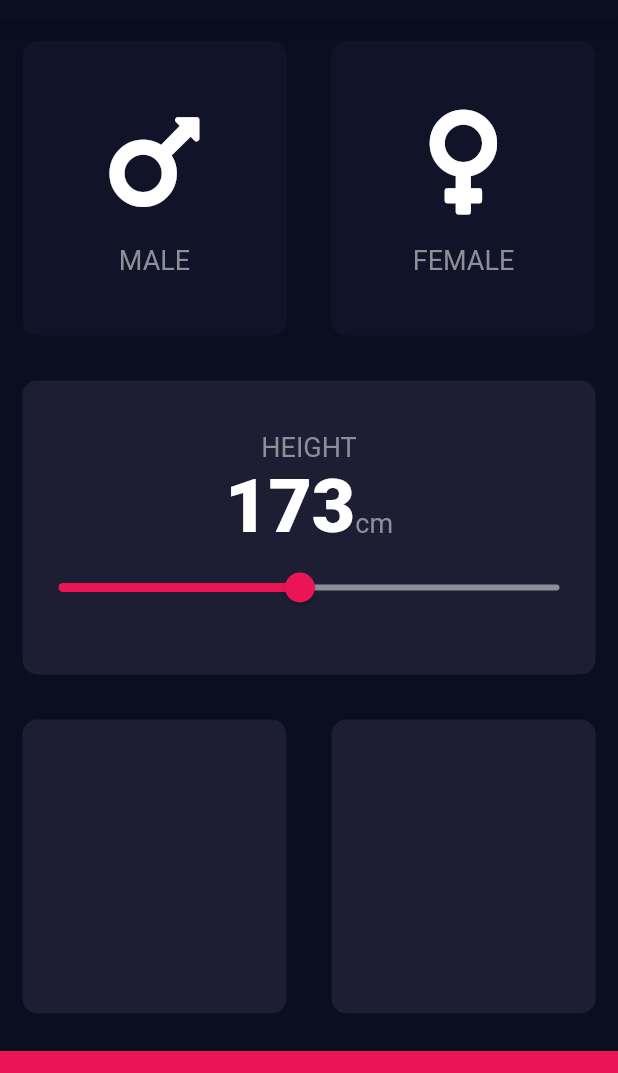
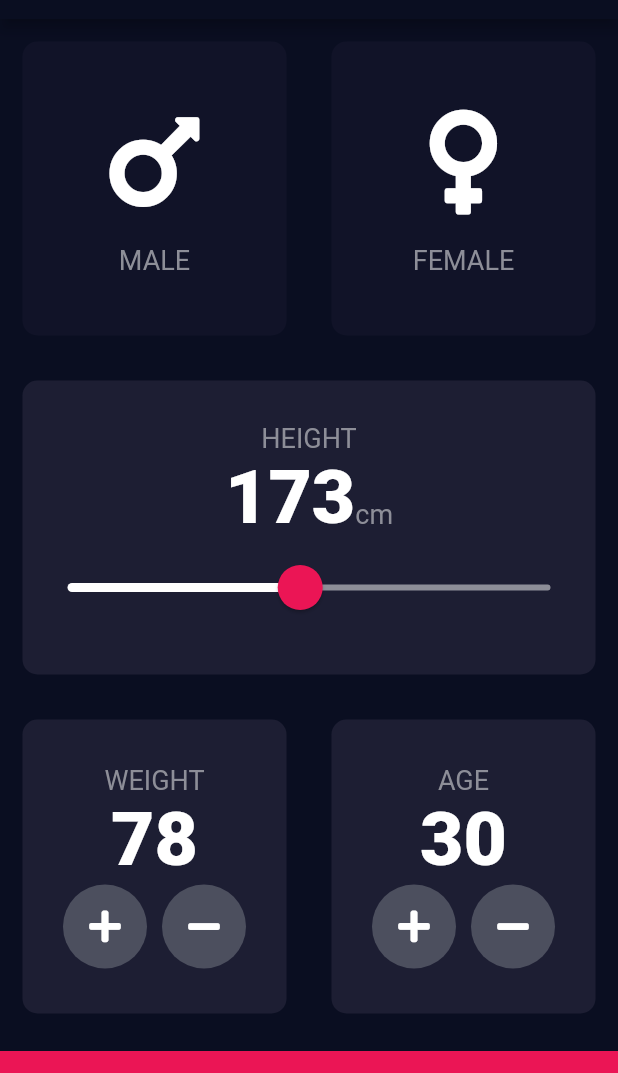
Before and after one commit to nayots/flutter_course, a Flutter app: the screen it shows after launch, on a phone screen of 412 x 824 dp, the part 65-1138 px from its top. Run offline on Flutter 3.47's test engine with Material 2 defaults, Android fonts, the phone set to English and light mode, and no system bars; our stand-ins replace audioplayers, font_awesome_flutter, rflutter_alert.

Commit message:
📦 NEW: adds custom icon button and age and weight functionality

```diff
--- a/bmi_calculator/lib/input_page.dart
+++ b/bmi_calculator/lib/input_page.dart
@@ -5,6 +5,9 @@ import 'constants.dart';
 import 'gender.dart';
 import 'icon_content.dart';
 import 'reusable_card.dart';
+import 'dart:math';
+
+import 'round_icon_button.dart';
 
 class InputPage extends StatefulWidget {
   @override
@@ -14,6 +17,8 @@ class InputPage extends StatefulWidget {
 class _InputPageState extends State<InputPage> {
   Gender selectedGender = Gender.None;
   int height = 173;
+  int weight = 78;
+  int age = 30;
 
   @override
   Widget build(BuildContext context) {
@@ -86,17 +91,27 @@ class _InputPageState extends State<InputPage> {
                         ),
                       ],
                     ),
-                    Slider(
+                    SliderTheme(
+                      data: SliderTheme.of(context).copyWith(
+                        activeTrackColor: Colors.white,
+                        inactiveTrackColor: kInactiveSliderColor,
+                        thumbColor: kActiveSliderColor,
+                        overlayColor: kActiveSliderColor.withAlpha(0x29),
+                        thumbShape:
+                            RoundSliderThumbShape(enabledThumbRadius: 15.0),
+                        overlayShape:
+                            RoundSliderOverlayShape(overlayRadius: 30.0),
+                      ),
+                      child: Slider(
                         value: height.toDouble(),
                         min: kMinHeight,
                         max: kMaxHeight,
-                      activeColor: kActiveSliderColor,
-                      inactiveColor: kInactiveSliderColor,
                         onChanged: (double value) {
                           setState(() {
                             height = value.round();
                           });
                         },
+                      ),
                     ),
                   ],
                 ),
@@ -108,11 +123,85 @@ class _InputPageState extends State<InputPage> {
                 Expanded(
                   child: ReusableCard(
                     color: kActiveCardColor,
+                    cardChild: Column(
+                      mainAxisAlignment: MainAxisAlignment.center,
+                      children: <Widget>[
+                        Text(
+                          'WEIGHT',
+                          style: kLabelTextStyle,
+                        ),
+                        Text(
+                          weight.toString(),
+                          style: kNumberTextStyle,
+                        ),
+                        Row(
+                          mainAxisAlignment: MainAxisAlignment.center,
+                          children: <Widget>[
+                            RoundIconButton(
+                              icon: FontAwesomeIcons.plus,
+                              onPressed: () {
+                                setState(() {
+                                  weight = min(300, weight + 1);
+                                });
+                              },
+                            ),
+                            SizedBox(
+                              width: 10.0,
+                            ),
+                            RoundIconButton(
+                              icon: FontAwesomeIcons.minus,
+                              onPressed: () {
+                                setState(() {
+                                  weight = max(1, weight - 1);
+                                });
+                              },
+                            ),
+                          ],
+                        )
+                      ],
+                    ),
                   ),
                 ),
                 Expanded(
                   child: ReusableCard(
                     color: kActiveCardColor,
+                    cardChild: Column(
+                      mainAxisAlignment: MainAxisAlignment.center,
+                      children: <Widget>[
+                        Text(
+                          'AGE',
+                          style: kLabelTextStyle,
+                        ),
+                        Text(
+                          age.toString(),
+                          style: kNumberTextStyle,
+                        ),
+                        Row(
+                          mainAxisAlignment: MainAxisAlignment.center,
+                          children: <Widget>[
+                            RoundIconButton(
+                              icon: FontAwesomeIcons.plus,
+                              onPressed: () {
+                                setState(() {
+                                  age = min(120, age + 1);
+                                });
+                              },
+                            ),
+                            SizedBox(
+                              width: 10.0,
+                            ),
+                            RoundIconButton(
+                              icon: FontAwesomeIcons.minus,
+                              onPressed: () {
+                                setState(() {
+                                  age = max(1, age - 1);
+                                });
+                              },
+                            ),
+                          ],
+                        )
+                      ],
+                    ),
                   ),
                 )
               ],
--- /dev/null
+++ b/bmi_calculator/lib/round_icon_button.dart
@@ -0,0 +1,22 @@
+import 'package:flutter/material.dart';
+
+class RoundIconButton extends StatelessWidget {
+  final IconData icon;
+  final Function onPressed;
+
+  const RoundIconButton({this.icon, this.onPressed});
+  @override
+  Widget build(BuildContext context) {
+    return RawMaterialButton(
+      child: Icon(icon),
+      onPressed: onPressed,
+      elevation: 0.0,
+      constraints: BoxConstraints.tightFor(
+        width: 56.0,
+        height: 56.0,
+      ),
+      shape: CircleBorder(),
+      fillColor: Color(0xFF4C4F5E),
+    );
+  }
+}
```
Lines whose indentation alone changed are shown as unchanged.
